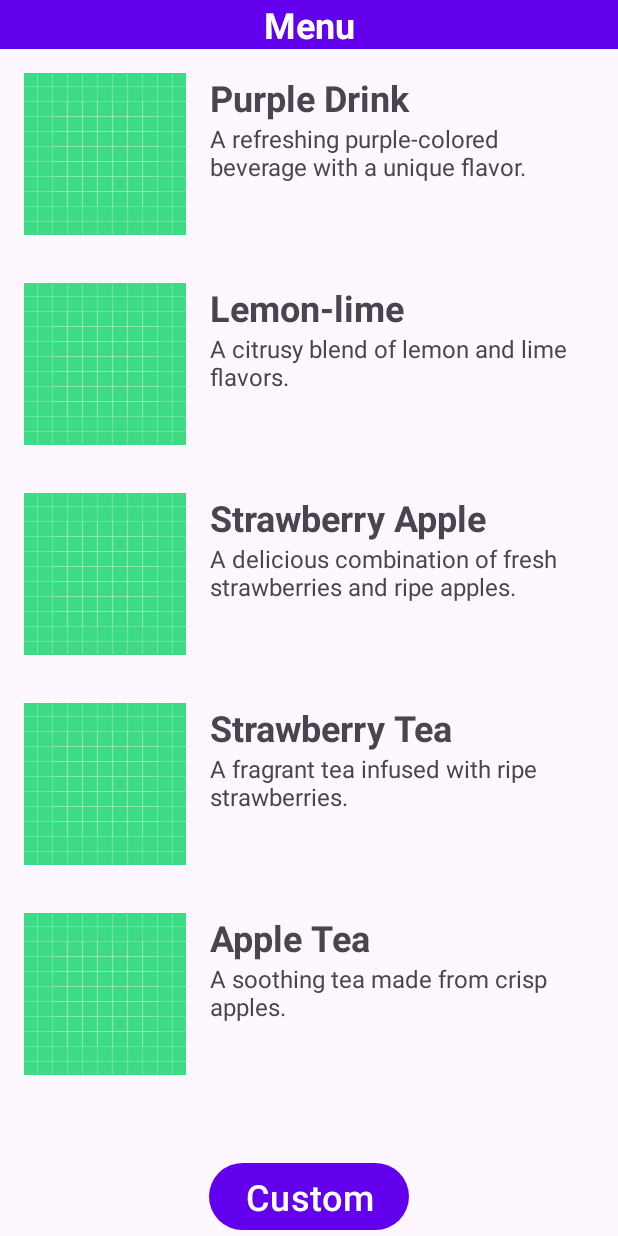
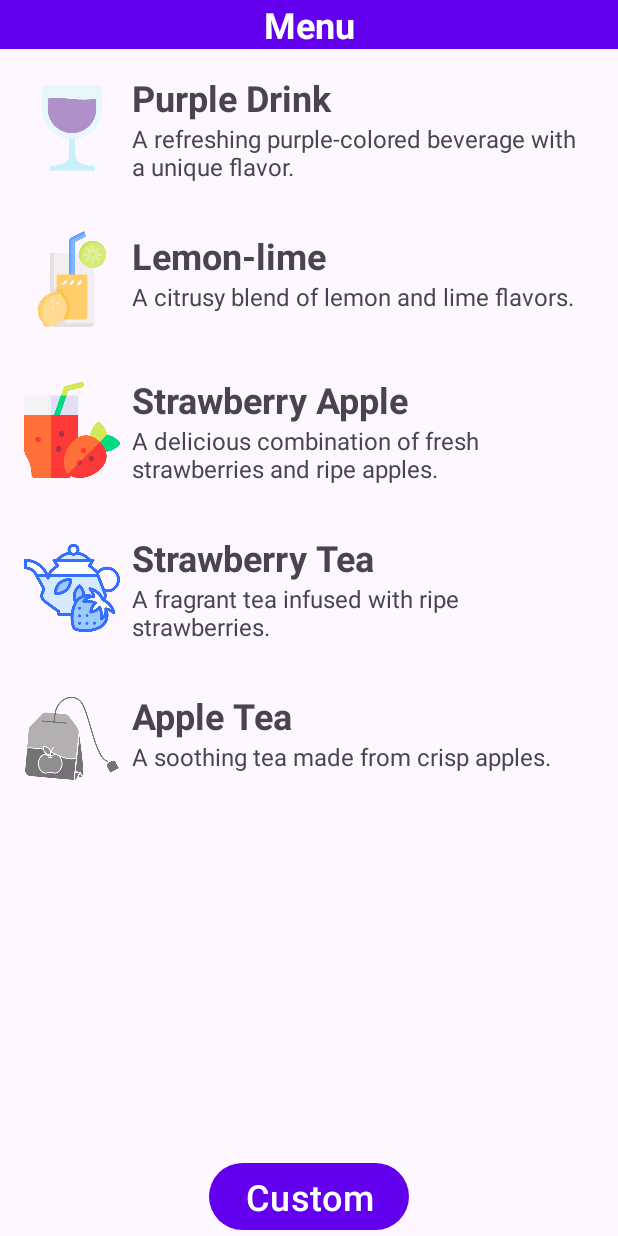
Before and after one commit to redacteduid/Bevix-Android, an Android app: the MenuActivity screen opened directly, with no data from a screen before it, on a phone screen of 412 x 824 dp. Run offline under Robolectric (Android 15) with nearby library versions, the phone set to English and light mode, and no system bars.

Commit message:
Menu icons.

```diff
--- a/app/src/main/java/com/example/bevixapp/MenuAdapter.java
+++ b/app/src/main/java/com/example/bevixapp/MenuAdapter.java
@@ -1,24 +1,21 @@
 package com.example.bevixapp;
 
-import android.content.Context;
-import android.content.Intent;
 import android.view.LayoutInflater;
 import android.view.View;
 import android.view.ViewGroup;
+import android.widget.ImageView;
 import android.widget.TextView;
 import androidx.annotation.NonNull;
 import androidx.recyclerview.widget.RecyclerView;
+
 import java.util.List;
 
 public class MenuAdapter extends RecyclerView.Adapter<MenuAdapter.ViewHolder> {
 
-    private Context context;
     private List<MenuItem> menuItems;
     private OnItemClickListener listener;
 
-    // Constructor
-    public MenuAdapter(Context context, List<MenuItem> menuItems, OnItemClickListener listener) {
-        this.context = context;
+    public MenuAdapter(MenuActivity menuActivity, List<MenuItem> menuItems, OnItemClickListener listener) {
         this.menuItems = menuItems;
         this.listener = listener;
     }
@@ -44,29 +41,48 @@ public class MenuAdapter extends RecyclerView.Adapter<MenuAdapter.ViewHolder> {
     public class ViewHolder extends RecyclerView.ViewHolder implements View.OnClickListener {
         private TextView nameTextView;
         private TextView descriptionTextView;
+        private ImageView[] iconImageViews; // Array to hold ImageViews for icons
 
         public ViewHolder(@NonNull View itemView) {
             super(itemView);
             nameTextView = itemView.findViewById(R.id.name_text_view);
             descriptionTextView = itemView.findViewById(R.id.description_text_view);
+
+            // Initialize ImageViews for icons
+            iconImageViews = new ImageView[5]; // Assuming you have 5 icons per item
+            iconImageViews[0] = itemView.findViewById(R.id.icon_image_view1);
+            iconImageViews[1] = itemView.findViewById(R.id.icon_image_view2);
+            iconImageViews[2] = itemView.findViewById(R.id.icon_image_view3);
+            iconImageViews[3] = itemView.findViewById(R.id.icon_image_view4);
+            iconImageViews[4] = itemView.findViewById(R.id.icon_image_view5);
+
             itemView.setOnClickListener(this);
         }
 
         public void bind(final MenuItem menuItem) {
             nameTextView.setText(menuItem.getName());
             descriptionTextView.setText(menuItem.getDescription());
+
+            // Set icons
+            int[] iconResources = menuItem.getIconResources();
+            for (int i = 0; i < iconImageViews.length; i++) {
+                if (i < iconResources.length) {
+                    iconImageViews[i].setVisibility(View.VISIBLE);
+                    iconImageViews[i].setImageResource(iconResources[i]);
+                } else {
+                    // Hide extra ImageViews if there are fewer icons than expected
+                    iconImageViews[i].setVisibility(View.GONE);
+                }
+            }
         }
 
         @Override
         public void onClick(View v) {
-            // Get the clicked item
             MenuItem menuItem = menuItems.get(getAdapterPosition());
-            // Invoke the item click listener
             listener.onItemClick(menuItem);
         }
     }
 
-    // Interface for item click listener
     public interface OnItemClickListener {
         void onItemClick(MenuItem item);
     }
--- a/app/src/main/java/com/example/bevixapp/MenuItem.java
+++ b/app/src/main/java/com/example/bevixapp/MenuItem.java
@@ -4,13 +4,13 @@ public class MenuItem {
     private String name;
     private String description;
     private String mix;
-    private int imageResource;
+    private int[] iconResources; // Array to hold icon resource IDs
 
-    public MenuItem(String name, String description, String mix, int imageResource) {
+    public MenuItem(String name, String description, String mix, int iconResources) {
         this.name = name;
         this.description = description;
         this.mix = mix;
-        this.imageResource = imageResource;
+        this.iconResources = new int[]{iconResources};
     }
 
     public String getName() {
@@ -21,9 +21,11 @@ public class MenuItem {
         return description;
     }
 
-    public String getMix() {return mix;}
+    public String getMix() {
+        return mix;
+    }
 
-    public int getImageResource() {
-        return imageResource;
+    public int[] getIconResources() {
+        return iconResources;
     }
 }
--- a/app/src/main/res/layout/list_item.xml
+++ b/app/src/main/res/layout/list_item.xml
@@ -1,26 +1,57 @@
 <?xml version="1.0" encoding="utf-8"?>
 <!-- list_item.xml -->
 <RelativeLayout xmlns:android="http://schemas.android.com/apk/res/android"
+    xmlns:tools="http://schemas.android.com/tools"
     android:layout_width="match_parent"
     android:layout_height="wrap_content"
     android:padding="16dp">
 
-    <!-- Icon for the menu item -->
+    <!-- Icons for the menu item -->
     <ImageView
-        android:id="@+id/image_view"
-        android:layout_width="wrap_content"
-        android:layout_height="wrap_content"
-        android:src="@drawable/ic_launcher_background"
+        android:id="@+id/icon_image_view1"
+        android:layout_width="64dp"
+        android:layout_height="64dp"
         android:layout_alignParentStart="true"
         android:layout_centerVertical="true"
-        android:layout_marginEnd="16dp"/>
+        android:layout_marginEnd="8dp" />
+
+    <ImageView
+        android:id="@+id/icon_image_view2"
+        android:layout_width="64dp"
+        android:layout_height="64dp"
+        android:layout_toEndOf="@id/icon_image_view1"
+        android:layout_centerVertical="true"
+        android:layout_marginEnd="8dp" />
+
+    <ImageView
+        android:id="@+id/icon_image_view3"
+        android:layout_width="64dp"
+        android:layout_height="64dp"
+        android:layout_toEndOf="@id/icon_image_view2"
+        android:layout_centerVertical="true"
+        android:layout_marginEnd="8dp" />
+
+    <ImageView
+        android:id="@+id/icon_image_view4"
+        android:layout_width="64dp"
+        android:layout_height="64dp"
+        android:layout_toEndOf="@id/icon_image_view3"
+        android:layout_centerVertical="true"
+        android:layout_marginEnd="8dp" />
+
+    <ImageView
+        android:id="@+id/icon_image_view5"
+        android:layout_width="64dp"
+        android:layout_height="64dp"
+        android:layout_toEndOf="@id/icon_image_view4"
+        android:layout_centerVertical="true" />
 
     <!-- Container for text views -->
     <LinearLayout
         android:layout_width="match_parent"
         android:layout_height="wrap_content"
         android:orientation="vertical"
-        android:layout_toEndOf="@id/image_view">
+        android:layout_toEndOf="@id/icon_image_view5">
 
         <!-- Name of the menu item -->
         <TextView
@@ -37,6 +68,7 @@
             android:layout_width="match_parent"
             android:layout_height="wrap_content"
             android:text="Description"
-            android:textSize="16sp" />
+            android:textSize="16sp"
+            tools:ignore="HardcodedText" />
     </LinearLayout>
 </RelativeLayout>
```
